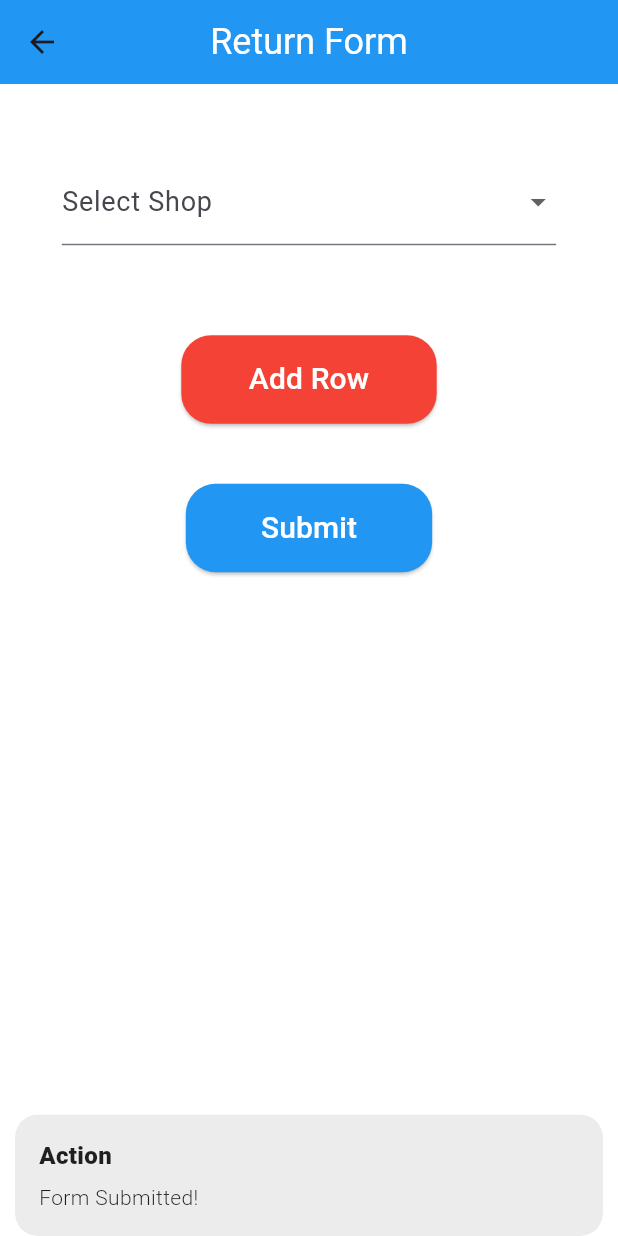
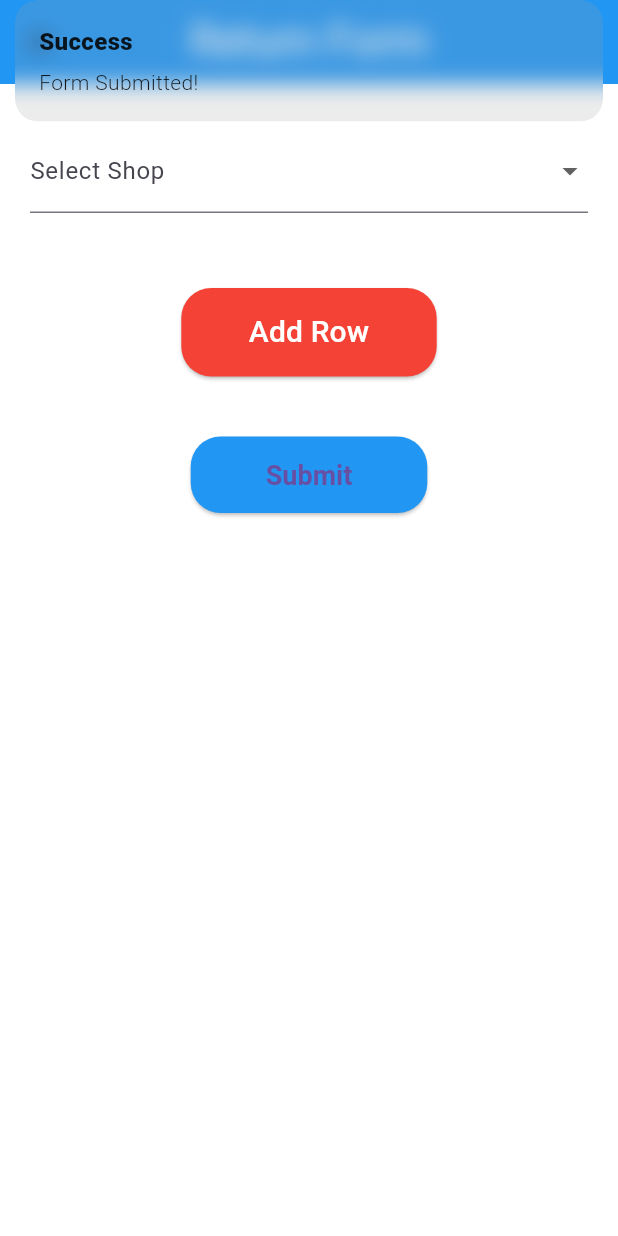
Before and after one commit to NabilaMalik/MetaxpertsBookIt, a Flutter app: the ReturnformScreen screen opened directly, after a tap on "Add Row", after a tap on the "delete" icon, after a tap on "Submit", on a phone screen of 412 x 824 dp. Run offline on Flutter 3.47's test engine with Material 3 defaults, Android fonts, the phone set to English and light mode, and no system bars; our stand-ins replace get, image_picker, sqflite; accounts and stored records are empty.

Commit message:
Nabila'S complete design WITH BACKEND  30-dec-2024 5:07pm

```diff
--- a/lib/Database/Util.dart
+++ b/lib/Database/Util.dart
@@ -4,3 +4,4 @@ final orderMasterTableName = "orderMaster";
 final orderDetailsTableName = "orderDetails";
 final returnFormMasterTableName = "reConfirmOrder";
 final returnFormDetailsTableName = "returnFormDetails";
+final recoveryFormTableName = "returnFormDetails";
--- a/lib/Database/dp_helper.dart
+++ b/lib/Database/dp_helper.dart
@@ -33,9 +33,10 @@ class DBHelper{
 
     //print('Order Master table Name: $orderMasterTableName');
 
-    //db.execute("CREATE TABLE $orderDetailsTableName (id INTEGER PRIMARY KEY, product TEXT, quantity TEXT, inStock INTEGER, rate REAL, amount REAL, orderMasterId INTEGER, FOREIGN KEY(orderMasterId) REFERENCES $orderMasterTableName(id)");
-    db.execute("CREATE TABLE $returnFormMasterTableName(id INTEGER PRIMARY KEY, selectShop TEXT,date TEXT)");
-    db.execute("CREATE TABLE $returnFormDetailsTableName(id INTEGER PRIMARY KEY, returnFormMasterTableNameId INTEGER, itemName TEXT, qty INTEGER, reason TEXT, FOREIGN KEY(returnFormMasterTableNameId) REFERENCES $returnFormMasterTableName(id))");
+    db.execute("CREATE TABLE $orderDetailsTableName (id INTEGER PRIMARY KEY, product TEXT, quantity TEXT, inStock INTEGER, rate REAL, amounT REAL, orderMasterId INTEGER, FOREIGN KEY(orderMasterId) REFERENCES $orderMasterTableName(id))");
+    db.execute("CREATE TABLE $returnFormMasterTableName(returnMasterId INTEGER PRIMARY KEY, selectShop TEXT)");
+    db.execute("CREATE TABLE $returnFormDetailsTableName(id INTEGER PRIMARY KEY, returnMasterId INTEGER, item TEXT, qty INTEGER, reason TEXT, FOREIGN KEY(returnMasterId) REFERENCES $returnFormMasterTableName(returnMasterId))");
+    db.execute("CREATE TABLE $recoveryFormTableName(id INTEGER PRIMARY KEY, shopName TEXT,date TEXT,currentBalance TEXT)");
   }
 
 }
--- a/lib/Repositories/return_form_repository.dart
+++ b/lib/Repositories/return_form_repository.dart
@@ -1,3 +1,5 @@
+import 'package:flutter/foundation.dart';
+
 import '../Database/Util.dart';
 import '../Model/return_form_model.dart';
 import '../database/dp_helper.dart';
@@ -5,11 +7,19 @@ class ReturnFormRepository{
   DBHelper dbHelper = DBHelper();
   Future<List<ReturnFormModel>> getReturnForm() async{
     var dbClient = await dbHelper.db;
-    List<Map> maps = await dbClient.query(returnFormMasterTableName,columns: ['id','selectShop','item','qty','reason' ]);
+    List<Map> maps = await dbClient.query(returnFormMasterTableName,columns: ['returnMasterId','selectShop']);
     List<ReturnFormModel> returnform = [];
     for(int i = 0; i<maps.length; i++)
     {
       returnform.add(ReturnFormModel.fromMap(maps[i]));
+    }
+    if (kDebugMode) {
+      print('Return form Raw data from database:');
+    }
+    for (var map in maps) {
+      if (kDebugMode) {
+        print(map);
+      }
     }
     return returnform;
   }
@@ -20,7 +30,7 @@ class ReturnFormRepository{
   Future<int> update(ReturnFormModel returnformModel) async{
     var dbClient = await dbHelper.db;
     return await dbClient.update(returnFormMasterTableName, returnformModel.toMap(),
-        where: 'id = ?', whereArgs: [returnformModel.id]);
+        where: 'id = ?', whereArgs: [returnformModel.returnMasterId]);
   }
   Future<int> delete(int id) async{
     var dbClient = await dbHelper.db;
--- a/lib/Screens/home_screen/returnform_screen.dart
+++ b/lib/Screens/home_screen/returnform_screen.dart
@@ -1,24 +1,53 @@
 import 'package:flutter/material.dart';
 import 'package:get/get.dart';
+import '../../Model/return_form_model.dart';
+import '../../Model/returnform_details_model.dart';
+import '../../ViewModel/return_form_view_model.dart';
+import '../../ViewModel/return_form_details_view_model.dart';
+
 class ReturnformScreen extends StatefulWidget {
   const ReturnformScreen({super.key});
 
   @override
   _ReturnformScreenState createState() => _ReturnformScreenState();
 }
+
 class _ReturnformScreenState extends State<ReturnformScreen> {
-  // Dropdown items and selected value
+  final returnformViewModel = Get.put(ReturnFormViewModel());
+  final returnformdetailsViewModel = Get.put(ReturnFormDetailsViewModel());
+
+  final selectShopController = TextEditingController();
+  final _formKey = GlobalKey<FormState>();
+
   final List<String> _shops = ["Shop 1", "Shop 2", "Shop 3", "Shop 4"];
-  String? _selectedShop; // Holds the selected shop value
-  // List of rows (each row contains controllers for the text fields)
-  final List<Map<String, dynamic>> _rows = [];
-  // A helper method to build TextField widgets with custom decoration
+  String? _selectedShop;
+
+  final List<TextEditingController> itemControllers = [];
+  final List<TextEditingController> qtyControllers = [];
+  final List<TextEditingController> reasonControllers = [];
+
+  @override
+  void dispose() {
+    // Dispose of all controllers
+    selectShopController.dispose();
+    for (var controller in itemControllers) {
+      controller.dispose();
+    }
+    for (var controller in qtyControllers) {
+      controller.dispose();
+    }
+    for (var controller in reasonControllers) {
+      controller.dispose();
+    }
+    super.dispose();
+  }
+
   Widget _buildTextField({
     required String label,
     required TextEditingController controller,
     required double width,
     required double height,
-    double fontSize = 16.0, // Default font size
+    double fontSize = 16.0,
   }) {
     return SizedBox(
       width: width,
@@ -29,7 +58,7 @@ class _ReturnformScreenState extends State<ReturnformScreen> {
         decoration: InputDecoration(
           hintText: label,
           hintStyle: const TextStyle(color: Colors.grey, fontSize: 14),
-          border: const UnderlineInputBorder(), // Adds a bottom border
+          border: const UnderlineInputBorder(),
         ),
       ),
     );
@@ -40,34 +69,27 @@ class _ReturnformScreenState extends State<ReturnformScreen> {
     Size size = MediaQuery.of(context).size;
 
     return SafeArea(
-      child: Scaffold(
+      child: Scaffold( backgroundColor: Colors.white,
         appBar: AppBar(
-          title: const Text(
-            'Return Form',
-            style: TextStyle(color: Colors.white, fontSize: 24),
+          title: const Text('Return Form',
+            style: TextStyle(color: Colors.white, fontSize: 29),
           ),
           centerTitle: true,
           backgroundColor: Colors.blue,
         ),
         body: Container(
-          color: Colors.white,
-          width: size.width,
-          height: size.height,
           padding: const EdgeInsets.symmetric(horizontal: 20),
           child: SingleChildScrollView(
             child: Column(
               children: [
-                const SizedBox(height: 50),
-                // Dropdown for selecting shop
-                SizedBox(
-                  width: size.width * 0.8, // Adjusts to 80% of screen width
-                  child: DropdownButtonFormField<String>(
+                const SizedBox(height: 30),
+                // Dropdown to select shop
+                DropdownButtonFormField<String>(
                   decoration: const InputDecoration(
                     labelText: "Select Shop",
-                      labelStyle: TextStyle(fontSize: 18),
-                      border: UnderlineInputBorder(), // Adds a bottom border
+                    border: UnderlineInputBorder(),
                   ),
-                    value: _selectedShop, // Selected value
+                  value: _selectedShop,
                   items: _shops.map((shop) {
                     return DropdownMenuItem(
                       value: shop,
@@ -76,112 +98,135 @@ class _ReturnformScreenState extends State<ReturnformScreen> {
                   }).toList(),
                   onChanged: (value) {
                     setState(() {
-                        _selectedShop = value; // Update selected shop
+                      _selectedShop = value;
                     });
                   },
                 ),
-                ),
                 const SizedBox(height: 30),
-                // Dynamic rows with text fields and delete icons
+                // Dynamic rows
                 Column(
-                  children: _rows.asMap().entries.map((entry) {
-                    int index = entry.key;
-                    Map<String, dynamic> row = entry.value;
-
+                  children: List.generate(itemControllers.length, (index) {
                     return Row(
                       mainAxisAlignment: MainAxisAlignment.spaceBetween,
                       children: [
                         _buildTextField(
                           label: "Item",
-                          controller: row['itemController'],
-                          width: size.width * 0.2, // 20% of screen width
+                          controller: itemControllers[index],
+                          width: size.width * 0.2,
                           height: 50,
-                          fontSize: 20.0, // Set font size for Item field
                         ),
                         _buildTextField(
                           label: "Qty",
-                          controller: row['qtyController'],
-                          width: size.width * 0.2, // 20% of screen width
+                          controller: qtyControllers[index],
+                          width: size.width * 0.2,
                           height: 50,
-                          fontSize: 20.0, // Set font size for Qty field
                         ),
                         _buildTextField(
                           label: "Reason",
-                          controller: row['reasonController'],
-                          width: size.width * 0.3, // 30% of screen width
+                          controller: reasonControllers[index],
+                          width: size.width * 0.3,
                           height: 50,
-                          fontSize: 20.0, // Set font size for Reason field
                         ),
                         IconButton(
                           icon: const Icon(Icons.delete, color: Colors.red),
                           onPressed: () {
                             setState(() {
-                              _rows.removeAt(index); // Remove the selected row
+                              itemControllers[index].dispose();
+                              qtyControllers[index].dispose();
+                              reasonControllers[index].dispose();
+
+                              itemControllers.removeAt(index);
+                              qtyControllers.removeAt(index);
+                              reasonControllers.removeAt(index);
                             });
                           },
                         ),
                       ],
                     );
-                  }).toList(),
+                  }),
                 ),
-                const SizedBox(height: 30),
-                // Add Row Button
-                Row(
-                  mainAxisAlignment: MainAxisAlignment.center,
-                  children: [
+                const SizedBox(height: 20),
+                // Add new row button
                 ElevatedButton(
                   onPressed: () {
                     setState(() {
-                          _rows.add({
-                            'itemController': TextEditingController(),
-                            'qtyController': TextEditingController(),
-                            'reasonController': TextEditingController(),
+                      itemControllers.add(TextEditingController());
+                      qtyControllers.add(TextEditingController());
+                      reasonControllers.add(TextEditingController());
                     });
-                        });
-
-                        Get.snackbar("Action", "New row added!",
-                            snackPosition: SnackPosition.BOTTOM);
                   },
                   style: ElevatedButton.styleFrom(
                     padding: const EdgeInsets.symmetric(
-                            horizontal: 45, vertical: 15),
+                      horizontal: 45,
+                      vertical: 15,
+                    ),
                     backgroundColor: Colors.red,
                     shape: RoundedRectangleBorder(
-                          borderRadius: BorderRadius.circular(20), // Border radius
+                      borderRadius: BorderRadius.circular(20),
                     ),
                   ),
-                      child: const Text(
-                        'Add Row',
-                        style: TextStyle(fontSize: 20, color: Colors.white),
-                      ),
-                    ),
-                  ],
+                  child: const Text("Add Row",
+                    style: TextStyle(fontSize: 20, color: Colors.white),),
                 ),
                 const SizedBox(height: 40),
-                // Submit Button
-                Row(
-                  mainAxisAlignment: MainAxisAlignment.center,
-                  children: [
+                // Submit button
                 ElevatedButton(
                   onPressed: () {
-                        // Add submit action here
-                        Get.snackbar("Action", "Form Submitted!",
-                            snackPosition: SnackPosition.BOTTOM);
+                    // Collect data from all rows
+                    List<Map<String, String>> rowData = List.generate(
+                      itemControllers.length,
+                          (index) => {
+                        'item': itemControllers[index].text,
+                        'qty': qtyControllers[index].text,
+                        'reason': reasonControllers[index].text,
+                      },
+                    );
+
+                    // Save data
+                    returnformViewModel.addReturnForm(
+                      ReturnFormModel(selectShop: _selectedShop),
+                    );
+
+                    for (var data in rowData) {
+                      returnformdetailsViewModel.addReturnFormDetails(
+                        ReturnFormDetailsModel(
+                          item: data['item']!,
+                          qty: data['qty']!,
+                          reason: data['reason']!,
+                        ),
+                      );
+                    }
+
+                    Get.snackbar(
+                      "Success",
+                      "Form Submitted!",
+                      snackPosition: SnackPosition.TOP,
+                    );
+
+                    // Clear data
+                    setState(() {
+                      _selectedShop = null;
+                      itemControllers.clear();
+                      qtyControllers.clear();
+                      reasonControllers.clear();
+                    });
                   },
                   style: ElevatedButton.styleFrom(
                     padding: const EdgeInsets.symmetric(
-                            horizontal: 50, vertical: 15),
+                      horizontal: 50,
+                      vertical: 15,
+                    ),
                     backgroundColor: Colors.blue,
                     shape: RoundedRectangleBorder(
-                          borderRadius: BorderRadius.circular(20), // Border radius
+                      borderRadius: BorderRadius.circular(20),
+                    ),
+                    textStyle: const TextStyle(
+                      fontSize: 18,
+                      color: Colors.white,
+                      fontWeight: FontWeight.bold,
                     ),
                   ),
-                      child: const Text(
-                        'Submit',
-                        style: TextStyle(fontSize: 20, color: Colors.white),
-                      ),
-                    ),
-                  ],
+                  child: const Text("Submit"),
                 ),
               ],
             ),
--- a/lib/ViewModel/return_form_view_model.dart
+++ b/lib/ViewModel/return_form_view_model.dart
@@ -1,9 +1,6 @@
-
 import 'package:get/get.dart';
-
 import '../Model/return_form_model.dart';
 import '../Repositories/return_form_repository.dart';
-
 class ReturnFormViewModel extends GetxController{
 
   var allReturnForm = <ReturnFormModel>[].obs;
```
Also changed, not shown: lib/Model/re_confirm_order_model.dart (+21 -38 lines), lib/Model/return_form_model.dart (+8 -16 lines), lib/Repositories/re_confirm_order_repository.dart (+11 -1 lines), lib/Screens/home_screen/addshop_screen.dart (+1 -7 lines), lib/Screens/home_screen/reconfirm_order_screen.dart (+22 -38 lines). Lines whose indentation alone changed are shown as unchanged.
